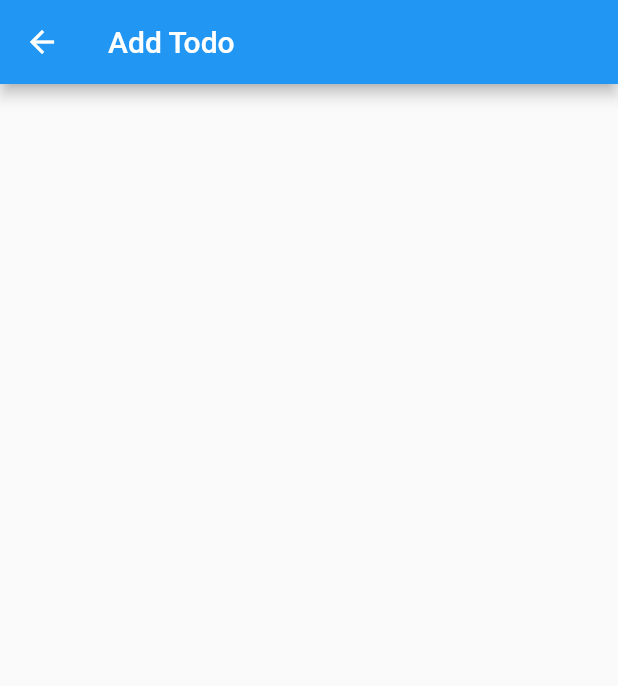
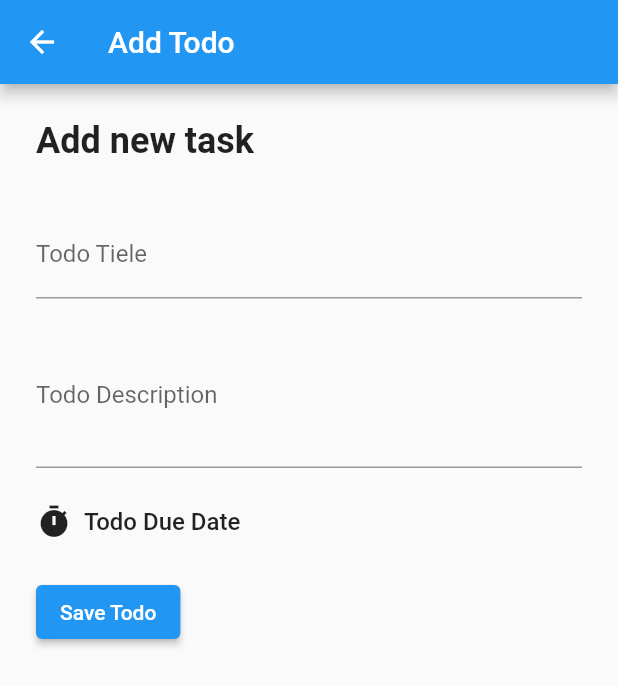
Before and after one commit to soltecengr/todos, a Flutter app: the screen it shows after launch, after a tap on the "add" icon, on a phone screen of 412 x 824 dp. Shown: the top 686 px of the screen. Run offline on Flutter 3.47's test engine with Material 2 defaults, Android fonts, the phone set to English and light mode, and no system bars; drawn by our look-alikes of oktoast.

Commit message:
Added Widgets to our add todo Screeen

```diff
--- a/lib/add_todo.dart
+++ b/lib/add_todo.dart
@@ -1,7 +1,23 @@
 import 'package:flutter/material.dart';
+import 'package:oktoast/oktoast.dart';
 
-class AddTodo extends StatelessWidget {
+class AddTodo extends StatefulWidget {
   const AddTodo({super.key});
+
+  @override
+  State<AddTodo> createState() => _AddTodoState();
+}
+
+class _AddTodoState extends State<AddTodo> {
+  late TextEditingController titleController;
+  late TextEditingController desController;
+
+  @override
+  void initState() {
+    titleController = TextEditingController();
+    desController = TextEditingController();
+    super.initState();
+  }
 
   @override
   Widget build(BuildContext context) {
@@ -10,7 +26,60 @@ class AddTodo extends StatelessWidget {
         title: const Text('Add Todo'),
         automaticallyImplyLeading: true,
       ),
-      body: Container(),
+      body: Container(
+        padding: const EdgeInsets.symmetric(horizontal: 24),
+        child: Column(
+          crossAxisAlignment: CrossAxisAlignment.start,
+          children: [
+            const SizedBox(height: 24),
+            const Text(
+              'Add new task',
+              style: TextStyle(fontSize: 24, fontWeight: FontWeight.bold),
+            ),
+            const SizedBox(height: 32),
+            TextField(
+              controller: titleController,
+              decoration: const InputDecoration(
+                label: Text('Todo Tiele'),
+              ),
+            ),
+            const SizedBox(height: 16),
+            TextField(
+              controller: desController,
+              maxLines: 3,
+              decoration: const InputDecoration(
+                label: Text('Todo Description'),
+              ),
+            ),
+            const SizedBox(height: 24),
+            GestureDetector(
+              onTap: () {
+                showToast('On tapping this widget the clock widget will show');
+              },
+              child: Row(
+                children: const [
+                  Icon(Icons.timer),
+                  SizedBox(width: 8),
+                  Text(
+                    'Todo Due Date',
+                    style: TextStyle(fontSize: 16, fontWeight: FontWeight.w500),
+                  ),
+                ],
+              ),
+            ),
+            const SizedBox(height: 24),
+            ElevatedButton(
+              onPressed: () {
+                showToast(
+                  'Todo has been saved successfully',
+                  duration: const Duration(seconds: 1),
+                );
+              },
+              child: const Text('Save Todo'),
+            )
+          ],
+        ),
+      ),
     );
   }
 }
--- a/lib/main.dart
+++ b/lib/main.dart
@@ -1,4 +1,5 @@
 import 'package:flutter/material.dart';
+import 'package:oktoast/oktoast.dart';
 
 import 'add_todo.dart';
 
@@ -11,10 +12,12 @@ class TodoApp extends StatelessWidget {
 
   @override
   Widget build(BuildContext context) {
-    return const MaterialApp(
-      debugShowCheckedModeBanner: false,
-      title: 'Todo App',
-      home: ListTodoScreen(),
+    return const OKToast(
+      child: MaterialApp(
+        debugShowCheckedModeBanner: false,
+        title: 'Todo App',
+        home: ListTodoScreen(),
+      ),
     );
   }
 }
--- a/pubspec.yaml
+++ b/pubspec.yaml
@@ -36,6 +36,7 @@ dependencies:
   # Use with the CupertinoIcons class for iOS style icons.
   cupertino_icons: ^1.0.2
   shared_preferences:
+  oktoast: ^3.3.2+1
 
 dev_dependencies:
   flutter_test:
```
Also changed, not shown: pubspec.lock.
